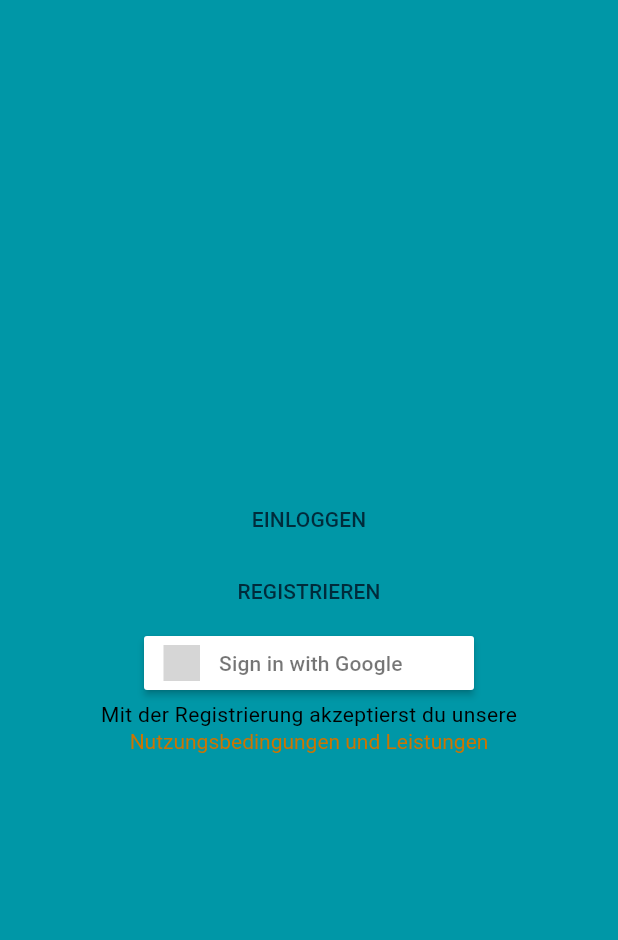
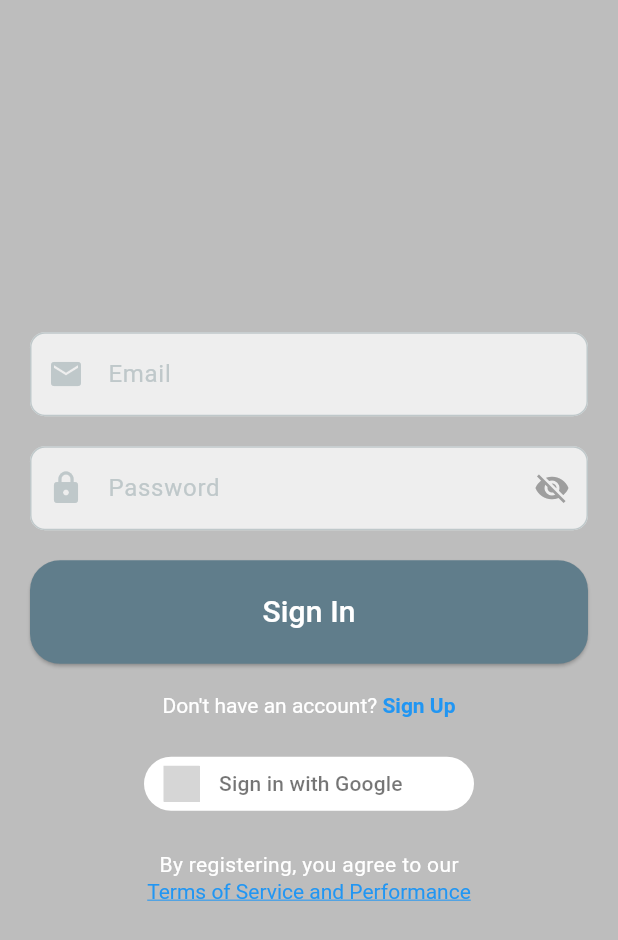
Before and after one commit to Catrobat/PocketCode-IDE-Flutter, a Flutter app: the SignInPage screen opened directly, on a phone screen of 412 x 824 dp. Shown: the top 940 px of the screen. Run offline on Flutter 3.47's test engine with Material 2 defaults, Android fonts, the phone set to English and light mode, and no system bars; drawn by our look-alikes of sign_in_button; grey boxes are pictures that could not be loaded.

Commit message:
I have change th UI Of this App

```diff
--- a/lib/SignInPage.dart
+++ b/lib/SignInPage.dart
@@ -1,199 +1,170 @@
-import 'package:catrobat_flutter/ui/shared/dialogs/SignInRegisterDialog.dart';
 import 'package:flutter/material.dart';
 import 'package:url_launcher/url_launcher.dart';
 import 'package:flutter/gestures.dart';
 import 'package:sign_in_button/sign_in_button.dart';
 
 class SignInPage extends StatefulWidget {
-  const SignInPage({super.key});
+  const SignInPage({Key? key});
 
   @override
   State<SignInPage> createState() => _SignInPageState();
 }
 
 class _SignInPageState extends State<SignInPage> {
+  TextEditingController emailController = TextEditingController();
+  TextEditingController passwordController = TextEditingController();
+  bool isPasswordVisible = false;
+
+  void _togglePasswordVisibility() {
+    setState(() {
+      isPasswordVisible = !isPasswordVisible;
+    });
+  }
+
+  void _signInWithEmail() {
+    // Implement sign in with email logic here
+    String email = emailController.text;
+    String password = passwordController.text;
+    // Do something with email and password
+    print('Signing in with email: $email, password: $password');
+  }
+
   @override
   Widget build(BuildContext context) {
-    bool signInIsChecked = false;
-    bool registerIsChecked = false;
-    bool testCondition = false; //TODO
-    Text titleSignIn = const Text('Einloggen', style: TextStyle(fontSize: 16));
-    Text titleRegister = const Text('Registrieren', style: TextStyle(fontSize: 16));
-    Column contentSignIn = Column(
+    return Scaffold(
+      backgroundColor: Colors.grey[400], // Change background color to blackish
+      body: Center(
+        child: Padding(
+          padding: const EdgeInsets.all(20.0),
+          child: SingleChildScrollView(
+            child: Column(
+              mainAxisAlignment: MainAxisAlignment.center,
               children: [
-        TextFormField(
-          decoration: const InputDecoration(
-            border: UnderlineInputBorder(),
-            labelText: "Benutzername",
+                TextField(
+                  controller: emailController,
+                  decoration: InputDecoration(
+                    labelText: 'Email',
+                    border: OutlineInputBorder(
+                      borderRadius: BorderRadius.circular(10.0),
                     ),
+                    filled: true,
+                    fillColor: Colors.grey[200],
+                    prefixIcon: Icon(Icons.email),
                   ),
-        TextFormField(
-          decoration: const InputDecoration(
-            border: UnderlineInputBorder(),
-            labelText: "Passwort",
+                  style: TextStyle(color: Colors.black),
                 ),
+                SizedBox(height: 20),
+                TextField(
+                  controller: passwordController,
+                  obscureText: !isPasswordVisible,
+                  decoration: InputDecoration(
+                    labelText: 'Password',
+                    border: OutlineInputBorder(
+                      borderRadius: BorderRadius.circular(10.0),
                     ),
-        Align(
-          alignment: Alignment.centerLeft,
-          child: ListTile(
-            title: const Text("Passwort anzeigen"),
-            leading: Checkbox(
-              value: signInIsChecked,
-              onChanged: (value) => {
-                setState(() {
-                  signInIsChecked = value!;
-                }),
+                    filled: true,
+                    fillColor: Colors.grey[200],
+                    prefixIcon: Icon(Icons.lock),
+                    suffixIcon: GestureDetector(
+                      onTap: () {
+                        _togglePasswordVisibility();
                       },
+                      child: Icon(
+                        isPasswordVisible ? Icons.visibility : Icons.visibility_off,
+                        color: Colors.grey,
                       ),
                     ),
                   ),
-      ],
-    );
-
-        Column contentRegister = Column(
-      children: [
-        TextFormField(
-          decoration: const InputDecoration(
-            border: UnderlineInputBorder(),
-            labelText: "Benutzername",
+                  style: TextStyle(color: Colors.black),
                 ),
+                SizedBox(height: 20),
+                SizedBox(
+                  width: double.infinity, // Button width takes the maximum available space
+                  child: ElevatedButton(
+                    onPressed: () {
+                      _signInWithEmail();
+                    },
+                    style: ElevatedButton.styleFrom(
+                      padding: EdgeInsets.symmetric(vertical: 20), // Adjust the vertical padding as needed
+                      shape: RoundedRectangleBorder(
+                        borderRadius: BorderRadius.circular(20.0),
                       ),
-        TextFormField(
-          decoration: const InputDecoration(
-            border: UnderlineInputBorder(),
-            labelText: "E-Mail",
+                      backgroundColor: Colors.blueGrey,
                     ),
-        ),
-        TextFormField(
-          decoration: const InputDecoration(
-            border: UnderlineInputBorder(),
-            labelText: "Passwort",
-          ),
-        ),
-        TextFormField(
-          decoration: const InputDecoration(
-            border: UnderlineInputBorder(),
-            labelText: "Passwort bestätigen",
-          ),
-        ),
-        Align(
-          alignment: Alignment.centerLeft,
-          child: ListTile(
-            title: const Text("Passwort anzeigen"),
-            leading: Checkbox(
-              value: registerIsChecked,
-              onChanged: (value) => {
-                setState(() {
-                  registerIsChecked = value!;
-                }),
-              },
+                    child: Text(
+                      'Sign In',
+                      style: TextStyle(
+                        fontSize: 20,
+                        color: Colors.white,
                       ),
                     ),
                   ),
+                ),
+                SizedBox(height: 20),
+                RichText(
+                  text: TextSpan(
+                    text: "Don't have an account? ",
+                    style: TextStyle(fontSize: 14, color: Colors.white), // Change text color to white
+                    children: <TextSpan>[
+                      TextSpan(
+                        text: 'Sign Up',
+                        style: TextStyle(
+                          fontWeight: FontWeight.bold,
+                          color: Colors.blue,
+                        ),
+                        recognizer: TapGestureRecognizer()
+                          ..onTap = () {
+                            // Navigate to the registration page
+                            // Example: Navigator.push(context, MaterialPageRoute(builder: (context) => RegistrationPage()));
+                            print('Navigate to the registration page');
+                          },
+                      ),
                     ],
-    );
-
-    Column actionsSignIn = Column (
-      mainAxisAlignment: MainAxisAlignment.end,
-      children: [
-        TextButton(
-          onPressed: testCondition ? () {
-            Navigator.pop(context);
-          } : null,
-          child: const Align(
-            alignment: Alignment.centerRight,
-            child: Text('EINLOGGEN')
                   ),
                 ),
-        TextButton(
-          onPressed: () {
-            Navigator.pop(context);
-          },
-          child: const Align(
-            alignment: Alignment.centerRight,
-            child: Text('ABBRECHEN'),
-          ),
-        ),
-        TextButton(
-          onPressed: () {
-            Navigator.pop(context);
-          },
-          child: const Align(
-            alignment: Alignment.centerRight,
-            child: Text('PASSWORT ZURÜCKSETZEN'),
-          ),
-        ),
-      ],
-    );
-
-    Column actionsRegister = Column (
-      mainAxisAlignment: MainAxisAlignment.end,
-      children: [
-        TextButton(
-          onPressed: testCondition ? () {
-            Navigator.pop(context);
-          } : null,
-          child: const Align(
-            alignment: Alignment.centerRight,
-            child: Text('REGISTRIEREN')
-          ),
-        ),
-      ],
-    );
-
-    return Scaffold(
-      body: Center(
-        child: Column (
-          mainAxisAlignment: MainAxisAlignment.center,
-          children: [
-            TextButton (
-
-              onPressed: () {
-                SignInRegisterDialog.signInRegisterDialog(context, titleSignIn, contentSignIn, actionsSignIn);
-              },
-              child: const Text('EINLOGGEN'),
-            ),
-            TextButton (
-              onPressed: () {
-                SignInRegisterDialog.signInRegisterDialog(context, titleRegister, contentRegister, actionsRegister);
-              },
-              child: const Text('REGISTRIEREN'),
-            ),
-
+                SizedBox(height: 20),
                 SignInButton(
                   Buttons.google,
                   onPressed: () {
                     ScaffoldMessenger.of(context).showSnackBar(
-                  const SnackBar( //TODO open google login
+                      const SnackBar(
                         content: Text("Google Button Pressed!"),
                         duration: Duration(milliseconds: 400),
                       ),
                     );
-              }
+                  },
+                  shape: RoundedRectangleBorder(borderRadius: BorderRadius.circular(20)),
+                  // Increase button width
+                  text: 'Sign in with Google',
+                  elevation: 0,
+                 // Increase text size
                 ),
-            const Text("Mit der Registrierung akzeptierst du unsere",
-              style: TextStyle(
-                color: Color.fromARGB(255, 0, 0, 0)
-              ),
+                SizedBox(height: 20),
+                Text(
+                  "By registering, you agree to our",
+                  style: TextStyle(color: Colors.white), // Change text color to white
                 ),
                 RichText(
                   text: TextSpan(
-                text: 'Nutzungsbedingungen und Leistungen',
-                //TODO: style
-                style: const TextStyle(
-                  color: Color.fromARGB(255, 205, 116, 0),
+                    text: 'Terms of Service and Performance',
+                    style: TextStyle(
+                      color: Colors.blue, // Changed text color to blue
+                      decoration: TextDecoration.underline, // Added underline decoration
                     ),
-                recognizer: TapGestureRecognizer()..onTap =  () async {
+                    recognizer: TapGestureRecognizer()
+                      ..onTap = () async {
                         var url = Uri.parse("https://share.catrob.at/");
-                  if (await launchUrl(url)) {
-                    await launchUrl(url);
+                        if (await canLaunch(url.toString())) {
+                          await launch(url.toString());
                         } else {
                           throw 'Could not launch $url';
                         }
                       },
-              )
+                  ),
                 ),
               ],
+            ),
+          ),
         ),
       ),
     );
--- a/lib/root_page.dart
+++ b/lib/root_page.dart
@@ -1,38 +1,32 @@
-import 'package:catrobat_flutter/SignInPage.dart';
 import 'package:catrobat_flutter/ui/shared/buttons/Fab.dart';
-import 'package:catrobat_flutter/ui/shared/dialogs/TextDialog.dart';
 import 'package:flutter/gestures.dart';
 import 'package:flutter/material.dart';
-import 'package:url_launcher/url_launcher.dart';
 
+import 'SignInPage.dart';
 import 'home_page.dart';
 import 'settings.dart';
-
+import 'package:url_launcher/url_launcher.dart';
+import 'package:catrobat_flutter/ui/shared/dialogs/TextDialog.dart';
 
 class RootPage extends StatefulWidget {
-  const RootPage({super.key});
+  const RootPage({Key? key});
 
   @override
   State<RootPage> createState() => _RootPageState();
 }
 
 class _RootPageState extends State<RootPage> {
-
-
-
   @override
   Widget build(BuildContext context) {
-    Text titleTermsOfUse = const Text('Nutzungsbedingungen und Leistungen', style: TextStyle(fontSize: 16));
-    Text titleAboutApp = const Text('Über die App', style: TextStyle(fontSize: 16));
+    Text titleTermsOfUse = const Text('Terms of Use and Services', style: TextStyle(fontSize: 16));
+    Text titleAboutApp = const Text('About the App', style: TextStyle(fontSize: 16));
     RichText contentTermsOfUse = RichText(
       text: TextSpan(
-        text: "Um die App und andere Projekte welche von Catrobat zur Verfügung gestellt werden benutzen zu dürfen, muss den Nutzungsbedingungen zugestimmt  werden. Diese müssen auch während der Benutzung der App eingehaltan werden. Für weitere Informationen zu den Nutzungsbedingungen klicken Sie auf den untenstehenden Link.\n",
-        // TODO: style:
+          text: "To use the app and other projects provided by Catrobat, you must agree to the terms of use. These must also be adhered to while using the app. For more information on the terms of use, click on the link below.\n",
           children: [
             const WidgetSpan(child: SizedBox(width: 10, height: 50)),
             TextSpan(
-            text: 'Nutzungsbedingungen und Leistungen',
-            //TODO: style
+              text: 'Terms of Use and Services',
               style: const TextStyle(
                 color: Color.fromARGB(255, 205, 116, 0),
               ),
@@ -50,13 +44,11 @@ class _RootPageState extends State<RootPage> {
     );
     RichText contentAboutApp = RichText(
       text: TextSpan(
-        text: "Die App ist eine Programmierumgebung und Interpreter für Android Geräte für die visuelle Programmiersprache Catrobat.\n\nDer Quellcode der App unterliegt hauptsächlich der GNU AGPL v3 Lizenz. Für weitere Informationen klicke auf den untenstehenden Link.\n",
-        // TODO: style:
+          text: "The app is a programming environment and interpreter for Android devices for the visual programming language Catrobat.\n\nThe source code of the app is mainly under the GNU AGPL v3 license. For more information, click on the link below.\n",
           children: [
             const WidgetSpan(child: SizedBox(height: 50)),
             TextSpan(
-            text: 'Source Code Lizenz \n',
-            //TODO: style
+              text: 'Source Code License \n',
               style: const TextStyle(
                 color: Color.fromARGB(255, 205, 116, 0),
               ),
@@ -70,8 +62,7 @@ class _RootPageState extends State<RootPage> {
               },
             ),
             TextSpan(
-            text: 'Über Catrobat',
-            //TODO: style
+              text: 'About Catrobat',
               style: const TextStyle(
                 color: Color.fromARGB(255, 205, 116, 0),
               ),
@@ -84,10 +75,8 @@ class _RootPageState extends State<RootPage> {
                 }
               },
             ),
-          //TODO alignment
             const TextSpan(
-            text: 'Pocket Code Version: ... \n Catrobat Sprachversion: ...',
-            //TODO: style
+              text: 'Pocket Code Version: ... \n Catrobat Language Version: ...',
               style: TextStyle(
                 fontSize: 10,
                 color: Color.fromARGB(255, 255, 255, 255),
@@ -121,31 +110,31 @@ class _RootPageState extends State<RootPage> {
             return [
               const PopupMenuItem<int>(
                 value: 0,
-                child: Text("Bewerte uns!"),
+                child: Text("Rate Us!"),
               ),
               const PopupMenuItem<int>(
                 value: 1,
-                child: Text("Nutzungsbedingungen und Leistungen"),
+                child: Text("Terms of Use and Services"),
               ),
               const PopupMenuItem<int>(
                 value: 2,
-                child: Text("Datenschutz-Vereinbarung"),
+                child: Text("Privacy Policy"),
               ),
               const PopupMenuItem<int>(
                 value: 3,
-                child: Text("Über die App"),
+                child: Text("About the App"),
               ),
               const PopupMenuItem<int>(
                 value: 4,
-                child: Text("Scratch-Konverter BETA"),
+                child: Text("Scratch Converter BETA"),
               ),
               const PopupMenuItem<int>(
                 value: 5,
-                child: Text("Einstellungen"),
+                child: Text("Settings"),
               ),
               const PopupMenuItem<int>(
                 value: 6,
-                child: Text("Anmelden"),
+                child: Text("Sign In"),
               ),
             ];
           }, onSelected: (value) {
--- a/lib/ui/theme/color_schemes.dart
+++ b/lib/ui/theme/color_schemes.dart
@@ -2,8 +2,8 @@ import 'package:flutter/material.dart';
 
 const lightColorScheme = ColorScheme(
   brightness: Brightness.light,
-  primary: Color(0xff002B3B),
-  onPrimary: Color(0xFF00363D),
+  primary: Color(0xff7d949b),
+  onPrimary: Color(0xFF65B5C0),
   primaryContainer: Color(0xFF004F58),
   onPrimaryContainer: Color(0xFF97F0FF),
   secondary: Color(0xFFB1CBD0),
--- a/lib/ui/theme/colors.dart
+++ b/lib/ui/theme/colors.dart
@@ -2,14 +2,14 @@ part of 'app_theme.dart';
 
 class AppColor { //TODO
   static const MaterialColor primarySwatchColor =  MaterialColor(0xff002B3B,  <int, Color>{
-      50:  Color(0xff002B3B ),//10%
-      100: Color(0xff002B3B),//20%
-      200: Color(0xff002B3B),
-      300: Color(0xff002B3B),
-      400: Color(0xff002B3B),//50%
-      500: Color(0xff002B3B),
+      50:  Color(0xff51a0bd),//10%
+      100: Color(0xff4e92ab),//20%
+      200: Color(0xff266780),
+      300: Color(0xff4da1c0),
+      400: Color(0xff45b2da),//50%
+      500: Color(0xff157294),
       600: Color(0xff002B3B),
-      700: Color(0xff002B3B),
+      700: Color(0xff32687c),
       800: Color(0xff002B3B),
       900:  Color(0xff002B3B),//100%
     } );
```
Also changed, not shown: lib/settings.dart (+6 -7 lines), lib/ui/screens/main_menu.dart (+18 -18 lines), lib/ui/shared/SettingsTable.dart (+60 -30 lines), lib/ui/shared/dialogs/CreateProjectDialog.dart (+4 -4 lines). Lines whose indentation alone changed are shown as unchanged.
